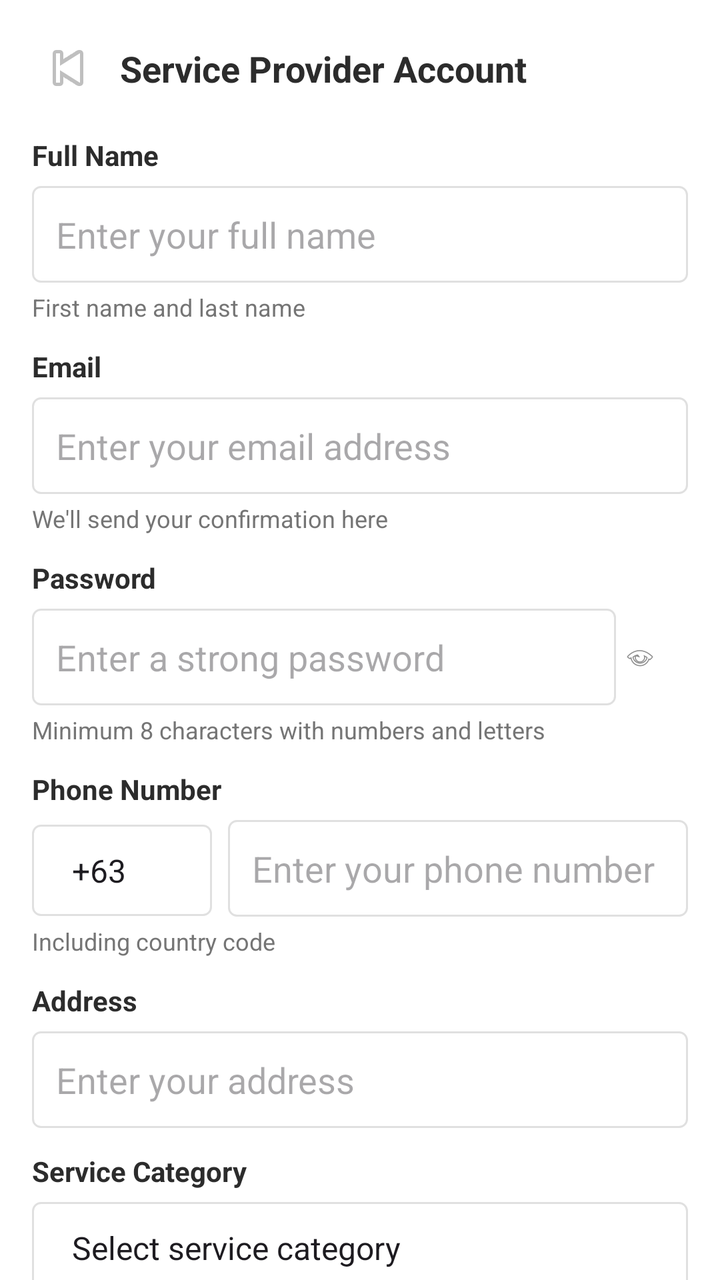
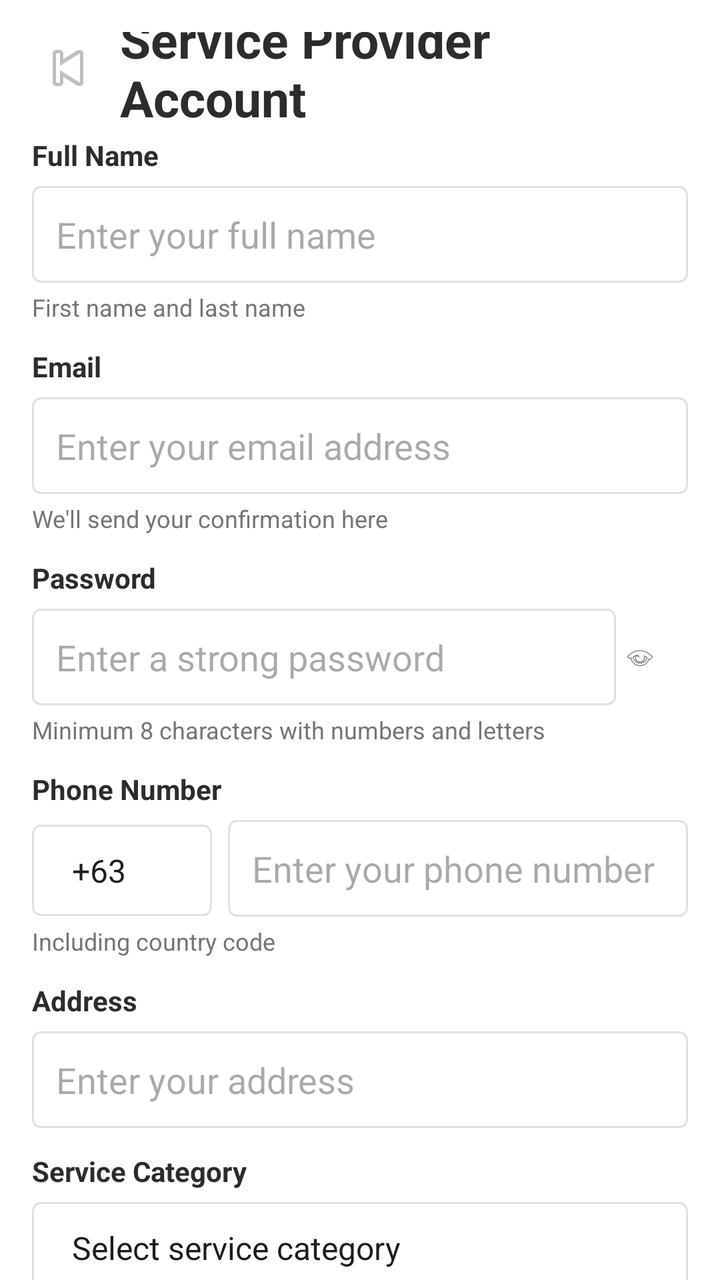

Screens rendered from an Android XML layout before and after an edit, with the pre-edit source and the edit as a unified diff.
<!-- AndroidManifest.xml: application theme Theme.FixItFinderApp -->
<!-- res/layout/activity_provider_register.xml -->
<?xml version="1.0" encoding="utf-8"?>
<androidx.core.widget.NestedScrollView
    xmlns:android="http://schemas.android.com/apk/res/android"
    xmlns:app="http://schemas.android.com/apk/res-auto"
    android:layout_width="match_parent"
    android:layout_height="match_parent"
    android:background="@color/color_background"
    android:fillViewport="true">

    <androidx.constraintlayout.widget.ConstraintLayout
        android:layout_width="match_parent"
        android:layout_height="wrap_content"
        android:padding="16dp">

        <ImageButton
            android:id="@+id/btnBack"
            android:layout_width="36dp"
            android:layout_height="36dp"
            android:background="@android:color/transparent"
            android:contentDescription="Back"
            android:src="@android:drawable/ic_media_previous"
            app:layout_constraintStart_toStartOf="parent"
            app:layout_constraintTop_toTopOf="parent" />

        <TextView
            android:id="@+id/tvPageTitle"
            android:layout_width="0dp"
            android:layout_height="wrap_content"
            android:layout_marginStart="8dp"
            android:text="Service Provider Account"
            android:textColor="@color/color_text_dark"
            android:textSize="18sp"
            android:textStyle="bold"
            app:layout_constraintBottom_toBottomOf="@+id/btnBack"
            app:layout_constraintEnd_toEndOf="parent"
            app:layout_constraintStart_toEndOf="@+id/btnBack"
            app:layout_constraintTop_toTopOf="@+id/btnBack" />

        <TextView
            android:id="@+id/tvFullNameLabel"
            android:layout_width="wrap_content"
            android:layout_height="wrap_content"
            android:layout_marginTop="16dp"
            android:text="Full Name"
            android:textColor="@color/color_text_dark"
            android:textSize="14sp"
            android:textStyle="bold"
            app:layout_constraintStart_toStartOf="parent"
            app:layout_constraintTop_toBottomOf="@+id/btnBack" />

        <EditText
            android:id="@+id/edtFullName"
            android:layout_width="0dp"
            android:layout_height="wrap_content"
            android:layout_marginTop="6dp"
            android:background="@drawable/edittext_background"
            android:hint="Enter your full name"
            android:inputType="textPersonName"
            android:padding="12dp"
            app:layout_constraintEnd_toEndOf="parent"
            app:layout_constraintStart_toStartOf="parent"
            app:layout_constraintTop_toBottomOf="@+id/tvFullNameLabel" />

        <TextView
            android:id="@+id/tvFullNameHelp"
            android:layout_width="wrap_content"
            android:layout_height="wrap_content"
            android:layout_marginTop="4dp"
            android:text="First name and last name"
            android:textColor="@color/text_gray"
            android:textSize="12sp"
            app:layout_constraintStart_toStartOf="parent"
            app:layout_constraintTop_toBottomOf="@+id/edtFullName" />

        <TextView
            android:id="@+id/tvEmailLabel"
            android:layout_width="wrap_content"
            android:layout_height="wrap_content"
            android:layout_marginTop="12dp"
            android:text="Email"
            android:textColor="@color/color_text_dark"
            android:textSize="14sp"
            android:textStyle="bold"
            app:layout_constraintStart_toStartOf="parent"
            app:layout_constraintTop_toBottomOf="@+id/tvFullNameHelp" />

        <EditText
            android:id="@+id/edtEmail"
            android:layout_width="0dp"
            android:layout_height="wrap_content"
            android:layout_marginTop="6dp"
            android:background="@drawable/edittext_background"
            android:hint="Enter your email address"
            android:inputType="textEmailAddress"
            android:padding="12dp"
            app:layout_constraintEnd_toEndOf="parent"
            app:layout_constraintStart_toStartOf="parent"
            app:layout_constraintTop_toBottomOf="@+id/tvEmailLabel" />

        <TextView
            android:id="@+id/tvEmailHelp"
            android:layout_width="wrap_content"
            android:layout_height="wrap_content"
            android:layout_marginTop="4dp"
            android:text="We'll send your confirmation here"
            android:textColor="@color/text_gray"
            android:textSize="12sp"
            app:layout_constraintStart_toStartOf="parent"
            app:layout_constraintTop_toBottomOf="@+id/edtEmail" />

        <TextView
            android:id="@+id/tvPasswordLabel"
            android:layout_width="wrap_content"
            android:layout_height="wrap_content"
            android:layout_marginTop="12dp"
            android:text="Password"
            android:textColor="@color/color_text_dark"
            android:textSize="14sp"
            android:textStyle="bold"
            app:layout_constraintStart_toStartOf="parent"
            app:layout_constraintTop_toBottomOf="@+id/tvEmailHelp" />

        <androidx.constraintlayout.widget.ConstraintLayout
            android:id="@+id/passwordContainer"
            android:layout_width="0dp"
            android:layout_height="wrap_content"
            android:layout_marginTop="6dp"
            app:layout_constraintEnd_toEndOf="parent"
            app:layout_constraintStart_toStartOf="parent"
            app:layout_constraintTop_toBottomOf="@+id/tvPasswordLabel">

            <EditText
                android:id="@+id/edtPassword"
                android:layout_width="0dp"
                android:layout_height="wrap_content"
                android:background="@drawable/edittext_background"
                android:hint="Enter a strong password"
                android:inputType="textPassword"
                android:padding="12dp"
                android:paddingEnd="48dp"
                app:layout_constraintBottom_toBottomOf="parent"
                app:layout_constraintEnd_toStartOf="@+id/btnPasswordToggle"
                app:layout_constraintStart_toStartOf="parent"
                app:layout_constraintTop_toTopOf="parent" />

            <ImageView
                android:id="@+id/btnPasswordToggle"
                android:layout_width="24dp"
                android:layout_height="24dp"
                android:layout_marginEnd="12dp"
                android:contentDescription="Show/Hide Password"
                android:padding="4dp"
                android:src="@android:drawable/ic_menu_view"
                app:layout_constraintBottom_toBottomOf="parent"
                app:layout_constraintEnd_toEndOf="parent"
                app:layout_constraintTop_toTopOf="parent" />
        </androidx.constraintlayout.widget.ConstraintLayout>

        <TextView
            android:id="@+id/tvPasswordHelp"
            android:layout_width="wrap_content"
            android:layout_height="wrap_content"
            android:layout_marginTop="4dp"
            android:text="Minimum 8 characters with numbers and letters"
            android:textColor="@color/text_gray"
            android:textSize="12sp"
            app:layout_constraintStart_toStartOf="parent"
            app:layout_constraintTop_toBottomOf="@+id/passwordContainer" />

        <TextView
            android:id="@+id/tvPhoneLabel"
            android:layout_width="wrap_content"
            android:layout_height="wrap_content"
            android:layout_marginTop="12dp"
            android:text="Phone Number"
            android:textColor="@color/color_text_dark"
            android:textSize="14sp"
            android:textStyle="bold"
            app:layout_constraintStart_toStartOf="parent"
            app:layout_constraintTop_toBottomOf="@+id/tvPasswordHelp" />

        <LinearLayout
            android:id="@+id/phoneContainer"
            android:layout_width="0dp"
            android:layout_height="wrap_content"
            android:layout_marginTop="6dp"
            android:orientation="horizontal"
            app:layout_constraintEnd_toEndOf="parent"
            app:layout_constraintStart_toStartOf="parent"
            app:layout_constraintTop_toBottomOf="@+id/tvPhoneLabel">

            <Spinner
                android:id="@+id/spinnerCountryCode"
                android:layout_width="90dp"
                android:layout_height="wrap_content"
                android:background="@drawable/edittext_background"
                android:entries="@array/country_codes"
                android:padding="12dp" />

            <EditText
                android:id="@+id/edtPhone"
                android:layout_width="0dp"
                android:layout_height="wrap_content"
                android:layout_marginStart="8dp"
                android:layout_weight="1"
                android:background="@drawable/edittext_background"
                android:hint="Enter your phone number"
                android:inputType="phone"
                android:padding="12dp" />
        </LinearLayout>

        <TextView
            android:id="@+id/tvPhoneHelp"
            android:layout_width="wrap_content"
            android:layout_height="wrap_content"
            android:layout_marginTop="4dp"
            android:text="Including country code"
            android:textColor="@color/text_gray"
            android:textSize="12sp"
            app:layout_constraintStart_toStartOf="parent"
            app:layout_constraintTop_toBottomOf="@+id/phoneContainer" />

        <TextView
            android:id="@+id/tvAddressLabel"
            android:layout_width="wrap_content"
            android:layout_height="wrap_content"
            android:layout_marginTop="12dp"
            android:text="Address"
            android:textColor="@color/color_text_dark"
            android:textSize="14sp"
            android:textStyle="bold"
            app:layout_constraintStart_toStartOf="parent"
            app:layout_constraintTop_toBottomOf="@+id/tvPhoneHelp" />

        <EditText
            android:id="@+id/edtAddress"
            android:layout_width="0dp"
            android:layout_height="wrap_content"
            android:layout_marginTop="6dp"
            android:background="@drawable/edittext_background"
            android:hint="Enter your address"
            android:inputType="textPostalAddress"
            android:padding="12dp"
            app:layout_constraintEnd_toEndOf="parent"
            app:layout_constraintStart_toStartOf="parent"
            app:layout_constraintTop_toBottomOf="@+id/tvAddressLabel" />

        <TextView
            android:id="@+id/tvCategoryLabel"
            android:layout_width="wrap_content"
            android:layout_height="wrap_content"
            android:layout_marginTop="12dp"
            android:text="Service Category"
            android:textColor="@color/color_text_dark"
            android:textSize="14sp"
            android:textStyle="bold"
            app:layout_constraintStart_toStartOf="parent"
            app:layout_constraintTop_toBottomOf="@+id/edtAddress" />

        <Spinner
            android:id="@+id/spinnerServiceCategory"
            android:layout_width="0dp"
            android:layout_height="wrap_content"
            android:layout_marginTop="6dp"
            android:background="@drawable/edittext_background"
            android:entries="@array/service_categories"
            android:padding="12dp"
            app:layout_constraintEnd_toEndOf="parent"
            app:layout_constraintStart_toStartOf="parent"
            app:layout_constraintTop_toBottomOf="@+id/tvCategoryLabel" />

        <TextView
            android:id="@+id/tvIdLabel"
            android:layout_width="wrap_content"
            android:layout_height="wrap_content"
            android:layout_marginTop="16dp"
            android:text="Identifications/Valid ID"
            android:textColor="@color/color_text_dark"
            android:textSize="14sp"
            android:textStyle="bold"
            app:layout_constraintStart_toStartOf="parent"
            app:layout_constraintTop_toBottomOf="@+id/spinnerServiceCategory" />

        <LinearLayout
            android:id="@+id/layoutIdButtons"
            android:layout_width="0dp"
            android:layout_height="wrap_content"
            android:layout_marginTop="8dp"
            android:orientation="horizontal"
            app:layout_constraintEnd_toEndOf="parent"
            app:layout_constraintStart_toStartOf="parent"
            app:layout_constraintTop_toBottomOf="@+id/tvIdLabel">

            <Button
                android:id="@+id/btnId1"
                android:layout_width="0dp"
                android:layout_height="40dp"
                android:layout_marginEnd="8dp"
                android:layout_weight="1"
                android:background="@drawable/button_outline_light"
                android:text="ID 1"
                android:textColor="@color/color_background" />

            <Button
                android:id="@+id/btnId2"
                android:layout_width="0dp"
                android:layout_height="40dp"
                android:layout_marginEnd="8dp"
                android:layout_weight="1"
                android:background="@drawable/button_outline_light"
                android:text="ID 2"
                android:textColor="@color/color_background" />

            <Button
                android:id="@+id/btnId3"
                android:layout_width="0dp"
                android:layout_height="40dp"
                android:layout_weight="1"
                android:background="@drawable/button_outline_light"
                android:text="ID 3"
                android:textColor="@color/color_background" />
        </LinearLayout>

        <Button
            android:id="@+id/btnRegister"
            android:layout_width="0dp"
            android:layout_height="48dp"
            android:layout_marginTop="24dp"
            android:layout_marginBottom="16dp"
            android:background="@drawable/button_rounded_primary"
            android:text="Submit"
            android:textColor="@color/color_background"
            app:layout_constraintBottom_toBottomOf="parent"
            app:layout_constraintEnd_toEndOf="parent"
            app:layout_constraintStart_toStartOf="parent"
            app:layout_constraintTop_toBottomOf="@+id/layoutIdButtons" />

    </androidx.constraintlayout.widget.ConstraintLayout>
</androidx.core.widget.NestedScrollView>
<!-- resources referenced by this layout -->
<resources>
  <string-array name="country_codes">
          <item>+63</item>
      </string-array>
  <string-array name="service_categories">
          <item>Select service category</item>
          <item>Carpentry</item>
          <item>Plumbing</item>
          <item>Aircon Repairs</item>
          <item>Car Mechanic</item>
          <item>Appliance Repair</item>
          <item>Electrical Repair</item>
          <item>Electronics Repair</item>
          <item>Internet Technician</item>
      </string-array>
  <color name="color_background">#FFFFFF</color>
  <color name="color_text_dark">#2C2C2C</color>
  <color name="text_gray">#757575</color>
  <!-- drawable button_outline_light (drawable) -->
  <?xml version="1.0" encoding="utf-8"?>
  <shape xmlns:android="http://schemas.android.com/apk/res/android">
      <solid android:color="@color/color_primary" />
      <corners android:radius="8dp" />
      <padding
          android:left="16dp"
          android:top="8dp"
          android:right="16dp"
          android:bottom="8dp" />
  </shape>
  <!-- drawable button_rounded_primary (drawable) -->
  <?xml version="1.0" encoding="utf-8"?>
  <shape xmlns:android="http://schemas.android.com/apk/res/android"
      android:shape="rectangle">
  
      <solid android:color="@color/color_primary" />
  
      
      <corners
          android:radius="8dp" />
  
      <padding
          android:left="16dp"
          android:top="8dp"
          android:right="16dp"
          android:bottom="8dp" />
  
  </shape>
  <!-- drawable edittext_background (drawable) -->
  <?xml version="1.0" encoding="utf-8"?>
  <shape xmlns:android="http://schemas.android.com/apk/res/android"
      android:shape="rectangle">
      <solid android:color="@android:color/white" />
      <stroke
          android:width="1dp"
          android:color="#E0E0E0" />
      <corners android:radius="4dp" />
  </shape>
  <style name="Theme.FixItFinderApp" parent="Base.Theme.FixItFinderApp" />
  <color name="color_primary">#7B1113</color>
  <style name="Base.Theme.FixItFinderApp" parent="Theme.Material3.DayNight.NoActionBar">
          <item name="colorPrimary">@color/color_primary</item>
          <item name="colorSecondary">@color/color_secondary</item>
          <item name="colorSurface">@color/color_background</item>
          <item name="colorOnSurface">@color/color_text_dark</item>
          <item name="colorPrimaryContainer">@color/color_primary</item>
          <item name="colorOnPrimary">@color/color_background</item>
      </style>
  <color name="color_secondary">#825037</color>
</resources>

<!-- the commit's change to res/layout/activity_provider_register.xml (unified diff, before → after) -->
@@ -29,7 +29,7 @@
             android:layout_marginStart="8dp"
             android:text="Service Provider Account"
             android:textColor="@color/color_text_dark"
-            android:textSize="18sp"
+            android:textSize="25sp"
             android:textStyle="bold"
             app:layout_constraintBottom_toBottomOf="@+id/btnBack"
             app:layout_constraintEnd_toEndOf="parent"
